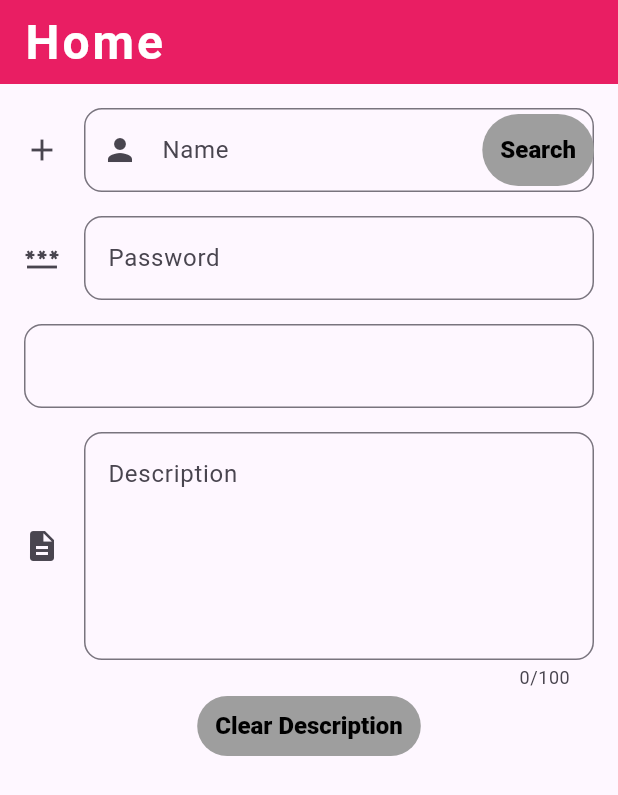
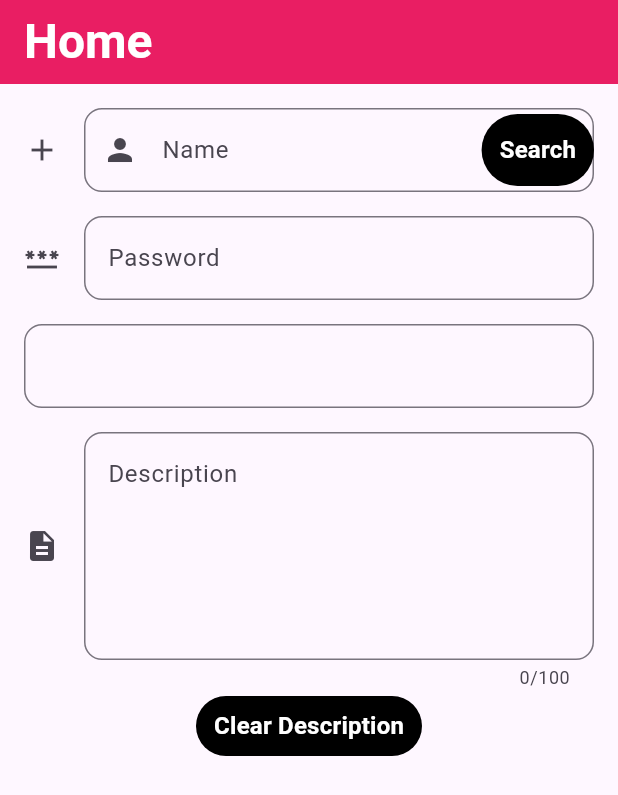
Before and after one commit to farshidalamevan/ostad_flutter_seven_flutter, a Flutter app: the screen it shows after launch, on a phone screen of 412 x 824 dp. Shown: the top 795 px of the screen. Run offline on Flutter 3.47's test engine with Material 3 defaults, Android fonts, the light colour scheme and no system bars.

Commit message:
Add Text Theme

```diff
--- a/lib/main.dart
+++ b/lib/main.dart
@@ -1,4 +1,4 @@
-/// TextField | Theme
+/// Add Text Theme
 
 import 'package:flutter/material.dart';
 
@@ -26,7 +26,7 @@ class Module9Class1 extends StatelessWidget {
         textButtonTheme: TextButtonThemeData(
             style: TextButton.styleFrom(
                 foregroundColor: Colors.black,
-                backgroundColor: Colors.grey,
+                backgroundColor: Colors.black,
                 textStyle:
                     TextStyle(fontSize: 16, fontWeight: FontWeight.w900))),
         inputDecorationTheme: InputDecorationTheme(
@@ -49,6 +49,15 @@ class Module9Class1 extends StatelessWidget {
             borderSide: BorderSide(color: Colors.blue, width: 2),
           ),
         ),
+
+        /// Text customize by THEME
+        textTheme: TextTheme(
+            titleLarge: TextStyle(
+                fontSize: 32, color: Colors.white, fontWeight: FontWeight.bold),
+            titleMedium: TextStyle(
+                fontSize: 16,
+                color: Colors.white,
+                fontWeight: FontWeight.w600)),
       ),
 
       /// For Dark Theme
@@ -104,13 +113,18 @@ class Home extends StatefulWidget {
 class _HomeState extends State<Home> {
   TextEditingController _descriptionTextEditingController =
       TextEditingController();
+
   @override
   Widget build(BuildContext context) {
     return Scaffold(
       appBar: AppBar(
-        title: Text('Home'),
+        title: Text(
+          'Home',
+          style: Theme.of(context).textTheme.titleLarge,
         ),
-      body: Padding(
+      ),
+      body: SingleChildScrollView(
+        child: Padding(
           padding: const EdgeInsets.all(16),
           child: Column(
             children: [
@@ -122,7 +136,12 @@ class _HomeState extends State<Home> {
                   // labelStyle: TextStyle(fontSize: 16),
                   icon: Icon(Icons.add),
                   prefixIcon: Icon(Icons.person),
-                suffixIcon: TextButton(onPressed: () {}, child: Text('Search')),
+                  suffixIcon: TextButton(
+                      onPressed: () {},
+                      child: Text(
+                        'Search',
+                        style: Theme.of(context).textTheme.titleMedium,
+                      )),
                   hintText: 'Enter Your Name',
                   // hintStyle: TextStyle(color: Colors.green.shade200),
                   // border: OutlineInputBorder(
@@ -226,9 +245,13 @@ class _HomeState extends State<Home> {
                   _descriptionTextEditingController.clear();
                   // _descriptionTextEditingController.text = 'Clear';
                 },
-              child: Text('Clear Description'),
+                child: Text(
+                  'Clear Description',
+                  style: Theme.of(context).textTheme.titleMedium,
+                ),
               )
             ],
+          ),
         ),
       ),
     );
```
Lines whose indentation alone changed are shown as unchanged.
